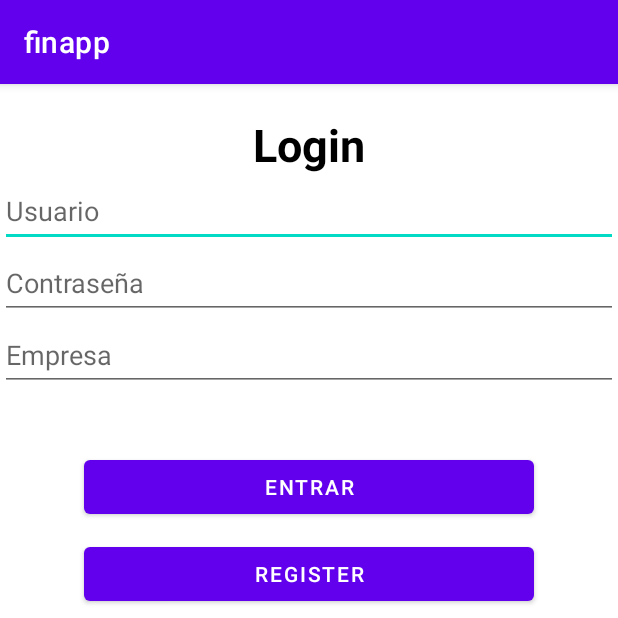
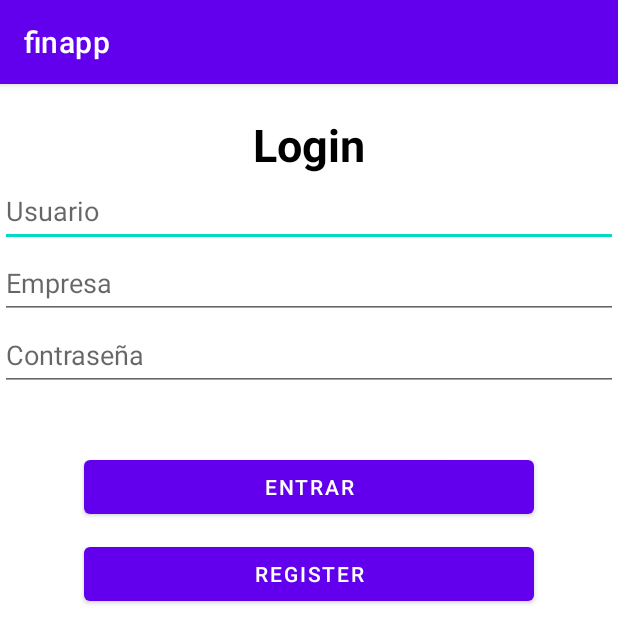
Before and after one commit to SamuelPerez27/ProyectoFinalDesarolloApl, an Android app: the screen it shows after launch (Login), on a phone screen of 412 x 824 dp, the top half of it. Run offline under Robolectric (Android 15) with nearby library versions, the phone set to English and light mode, and no system bars; our stand-ins replace Volley.

Commit message:
Login Listo

```diff
--- a/app/build.gradle
+++ b/app/build.gradle
@@ -38,6 +38,7 @@ dependencies {
     implementation 'androidx.annotation:annotation:1.3.0'
     implementation 'androidx.lifecycle:lifecycle-livedata-ktx:2.3.1'
     implementation 'androidx.lifecycle:lifecycle-viewmodel-ktx:2.3.1'
+    implementation 'com.android.volley:volley:1.2.0'
     testImplementation 'junit:junit:4.+'
     androidTestImplementation 'androidx.test.ext:junit:1.1.3'
     androidTestImplementation 'androidx.test.espresso:espresso-core:3.4.0'
--- a/app/src/main/AndroidManifest.xml
+++ b/app/src/main/AndroidManifest.xml
@@ -1,7 +1,7 @@
 <?xml version="1.0" encoding="utf-8"?>
 <manifest xmlns:android="http://schemas.android.com/apk/res/android"
     package="com.example.finapp">
-
+    <uses-permission android:name="android.permission.INTERNET" />
     <application
         android:allowBackup="true"
         android:icon="@mipmap/ic_launcher"
--- a/app/src/main/res/layout/activity_login.xml
+++ b/app/src/main/res/layout/activity_login.xml
@@ -6,7 +6,7 @@
     android:layout_width="match_parent"
     android:layout_height="match_parent"
     android:orientation="vertical"
-    tools:context=".Login.Login">
+    tools:context=".Login.login">
     <TextView
         android:id="@+id/txt1"
         android:layout_width="wrap_content"
@@ -27,25 +27,28 @@
         android:minHeight="48dp" />
 
     <EditText
-        android:id="@+id/descripcion"
+        android:id="@+id/nombre"
+        android:layout_width="match_parent"
+        android:layout_height="wrap_content"
+        android:hint="Empresa"
+        android:inputType="text"
+        android:minHeight="48dp" />
+
+    <EditText
+        android:id="@+id/contraseña"
         android:layout_width="match_parent"
         android:layout_height="wrap_content"
         android:hint="Contraseña"
         android:inputType="text"
         android:minHeight="48dp" />
 
-    <EditText
-        android:id="@+id/empresa"
-        android:layout_width="match_parent"
-        android:layout_height="wrap_content"
-        android:hint="Empresa"
-        android:inputType="text"
-        android:minHeight="48dp" />
+
     <Button
         android:id="@+id/submit_btn"
         android:layout_width="300dp"
         android:layout_height="wrap_content"
         android:text="Entrar"
+        android:onClick="Login"
         android:layout_marginTop="40dp"
         android:layout_gravity="center"
         android:layout_below="@+id/txtRecetas"/>
```
Also changed, not shown: app/src/main/java/com/example/finapp/Login/Login.java (+99 -0 lines).
